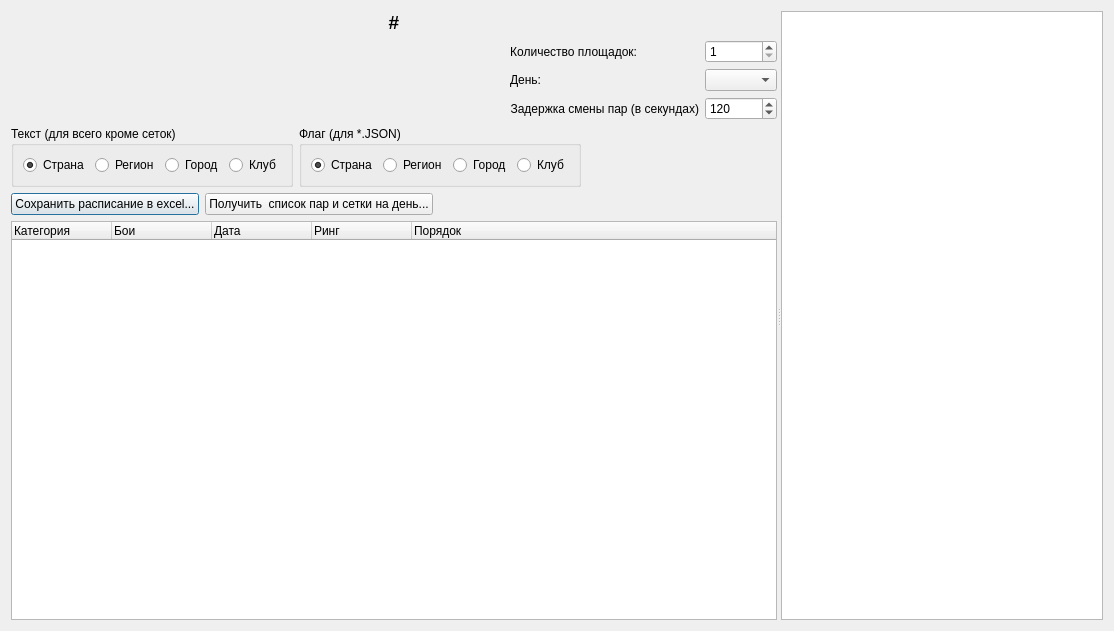
First picture: the form in TournamentManager/dialogschedule2.ui, repository BarsukAlexey/xelarogi, before the edit.
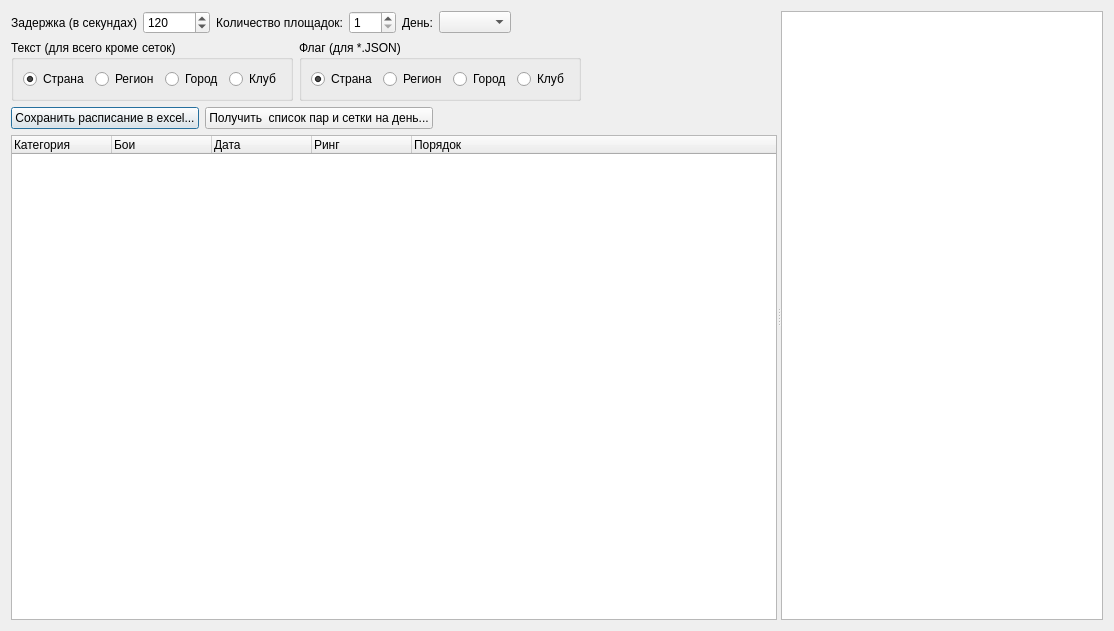
Second picture: the form after the edit. Custom widgets are drawn as their Qt base class.

Diff of the .ui file:
```diff
--- a/TournamentManager/dialogschedule2.ui
+++ b/TournamentManager/dialogschedule2.ui
@@ -28,40 +28,40 @@
      <widget class="QWidget" name="widget" native="true">
       <layout class="QVBoxLayout" name="verticalLayout">
        <item>
-        <widget class="QLabel" name="labelContest">
-         <property name="font">
-          <font>
-           <pointsize>14</pointsize>
-           <weight>75</weight>
-           <bold>true</bold>
-          </font>
-         </property>
+        <layout class="QHBoxLayout" name="horizontalLayout_8">
+         <item>
+          <layout class="QHBoxLayout" name="horizontalLayout_6">
+           <item>
+            <widget class="QLabel" name="label_3">
          <property name="text">
-          <string>#</string>
+              <string>Задержка (в секундах)</string>
          </property>
          <property name="alignment">
-          <set>Qt::AlignCenter</set>
-         </property>
-        </widget>
+              <set>Qt::AlignRight|Qt::AlignTrailing|Qt::AlignVCenter</set>
+             </property>
+            </widget>
+           </item>
+           <item>
+            <widget class="QSpinBox" name="spinBoxDelay">
+             <property name="minimum">
+              <number>5</number>
+             </property>
+             <property name="maximum">
+              <number>100500</number>
+             </property>
+             <property name="singleStep">
+              <number>10</number>
+             </property>
+             <property name="value">
+              <number>120</number>
+             </property>
+            </widget>
+           </item>
+          </layout>
        </item>
        <item>
         <layout class="QHBoxLayout" name="horizontalLayout_5">
          <item>
-          <spacer name="horizontalSpacer_4">
-           <property name="orientation">
-            <enum>Qt::Horizontal</enum>
-           </property>
-           <property name="sizeHint" stdset="0">
-            <size>
-             <width>40</width>
-             <height>20</height>
-            </size>
-           </property>
-          </spacer>
-         </item>
-         <item>
-          <layout class="QFormLayout" name="formLayout">
-           <item row="0" column="0">
             <widget class="QLabel" name="label">
              <property name="text">
               <string>Количество площадок:</string>
@@ -71,7 +71,7 @@
              </property>
             </widget>
            </item>
-           <item row="0" column="1">
+           <item>
             <widget class="QSpinBox" name="spinBoxRing">
              <property name="minimum">
               <number>1</number>
@@ -81,7 +81,11 @@
              </property>
             </widget>
            </item>
-           <item row="1" column="0">
+          </layout>
+         </item>
+         <item>
+          <layout class="QHBoxLayout" name="horizontalLayout_7">
+           <item>
             <widget class="QLabel" name="label_2">
              <property name="text">
               <string>День:</string>
@@ -91,34 +95,21 @@
              </property>
             </widget>
            </item>
-           <item row="1" column="1">
+           <item>
             <widget class="QComboBox" name="comboBoxDay"/>
            </item>
-           <item row="2" column="0">
-            <widget class="QLabel" name="label_3">
-             <property name="text">
-              <string>Задержка смены пар (в секундах)</string>
+           <item>
+            <spacer name="horizontalSpacer_3">
+             <property name="orientation">
+              <enum>Qt::Horizontal</enum>
              </property>
-             <property name="alignment">
-              <set>Qt::AlignRight|Qt::AlignTrailing|Qt::AlignVCenter</set>
+             <property name="sizeHint" stdset="0">
+              <size>
+               <width>40</width>
+               <height>20</height>
+              </size>
              </property>
-            </widget>
-           </item>
-           <item row="2" column="1">
-            <widget class="QSpinBox" name="spinBoxDelay">
-             <property name="minimum">
-              <number>5</number>
-             </property>
-             <property name="maximum">
-              <number>100500</number>
-             </property>
-             <property name="singleStep">
-              <number>10</number>
-             </property>
-             <property name="value">
-              <number>120</number>
-             </property>
-            </widget>
+            </spacer>
            </item>
           </layout>
          </item>
```
Left out of the diff: 1 changed line with no effect on the pictures. Lines whose indentation alone changed are shown as unchanged.
